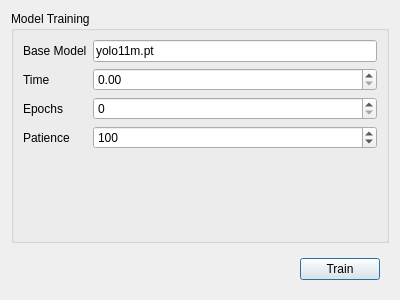
Before: the Qt Designer form src/train/traindialog.ui in OceanEye-Project/OceanEye-QT, drawn with Qt 5.
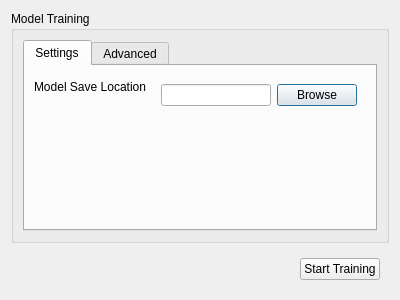
After: the same form once the commit is applied.

Diff of the .ui file:
```diff
--- a/src/train/traindialog.ui
+++ b/src/train/traindialog.ui
@@ -19,21 +19,85 @@
      <property name="title">
       <string>Model Training</string>
      </property>
+     <property name="flat">
+      <bool>false</bool>
+     </property>
+     <property name="checkable">
+      <bool>false</bool>
+     </property>
      <layout class="QVBoxLayout" name="verticalLayout_2">
       <item>
+       <widget class="QTabWidget" name="tabWidget">
+        <property name="currentIndex">
+         <number>0</number>
+        </property>
+        <widget class="QWidget" name="tab">
+         <attribute name="title">
+          <string>Settings</string>
+         </attribute>
        <layout class="QFormLayout" name="formLayout">
+          <item row="0" column="1">
+           <widget class="QWidget" name="widget_2" native="true">
+            <layout class="QHBoxLayout" name="horizontalLayout_2">
+             <item>
+              <widget class="QLineEdit" name="saveLocation"/>
+             </item>
+             <item>
+              <widget class="QPushButton" name="saveLocationBrowseBtn">
+               <property name="text">
+                <string>Browse</string>
+               </property>
+              </widget>
+             </item>
+            </layout>
+           </widget>
+          </item>
+          <item row="0" column="0">
+           <widget class="QLabel" name="label">
+            <property name="text">
+             <string>Model Save Location</string>
+            </property>
+           </widget>
+          </item>
+         </layout>
+        </widget>
+        <widget class="QWidget" name="tab_2">
+         <attribute name="title">
+          <string>Advanced</string>
+         </attribute>
+         <layout class="QFormLayout" name="formLayout_2">
+          <item row="0" column="0">
+           <widget class="QLabel" name="baseModelLabel">
+            <property name="toolTip">
+             <string>Specifies the model file for training, accepting either a path to a .pt pretrained model or a  YOLO defualt model.</string>
+            </property>
+            <property name="text">
+             <string>Base Model</string>
+            </property>
+           </widget>
+          </item>
+          <item row="0" column="1">
+           <widget class="QLineEdit" name="baseModelLineEdit">
+            <property name="text">
+             <string>yolo11m.pt</string>
+            </property>
+           </widget>
+          </item>
         <item row="1" column="0">
          <widget class="QLabel" name="timeLabel">
           <property name="toolTip">
            <string>The maximum training time in hours sets a limit on how long training will run. If greater than 0, it takes precedence over the number of epochs, automatically stopping the training once the time is reached. This is especially helpful for time-limited training situations.</string>
           </property>
           <property name="text">
-           <string>Time</string>
+             <string>Training Time</string>
           </property>
          </widget>
         </item>
         <item row="1" column="1">
          <widget class="QDoubleSpinBox" name="timeDoubleSpinBox">
+            <property name="suffix">
+             <string> hours</string>
+            </property>
           <property name="maximum">
            <double>240.000000000000000</double>
           </property>
@@ -48,7 +112,7 @@
            <string>The total number of training epochs refers to the number of times the entire dataset is passed through the model. Modifying this value can influence both the training time and the model's performance.</string>
           </property>
           <property name="text">
-           <string>Epochs</string>
+             <string>Max Epochs</string>
           </property>
          </widget>
         </item>
@@ -82,24 +146,9 @@
           </property>
          </widget>
         </item>
-        <item row="0" column="0">
-         <widget class="QLabel" name="baseModelLabel">
-          <property name="toolTip">
-           <string>Specifies the model file for training, accepting either a path to a .pt pretrained model or a  YOLO defualt model.</string>
-          </property>
-          <property name="text">
-           <string>Base Model</string>
-          </property>
-         </widget>
-        </item>
-        <item row="0" column="1">
-         <widget class="QLineEdit" name="baseModelLineEdit">
-          <property name="text">
-           <string>yolo11m.pt</string>
-          </property>
-         </widget>
-        </item>
-       </layout>
+         </layout>
+        </widget>
+       </widget>
       </item>
      </layout>
     </widget>
@@ -129,7 +178,7 @@
       <item>
        <widget class="QPushButton" name="trainBtn">
         <property name="text">
-         <string>Train</string>
+         <string>Start Training</string>
         </property>
        </widget>
       </item>
```
Lines whose indentation alone changed are shown as unchanged.
